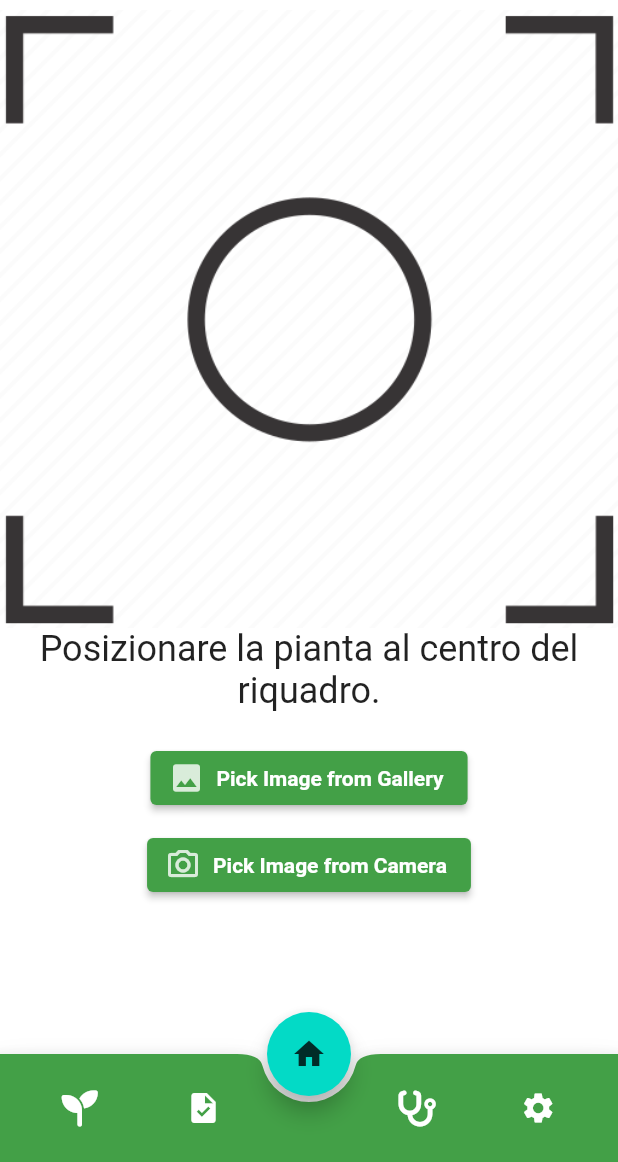
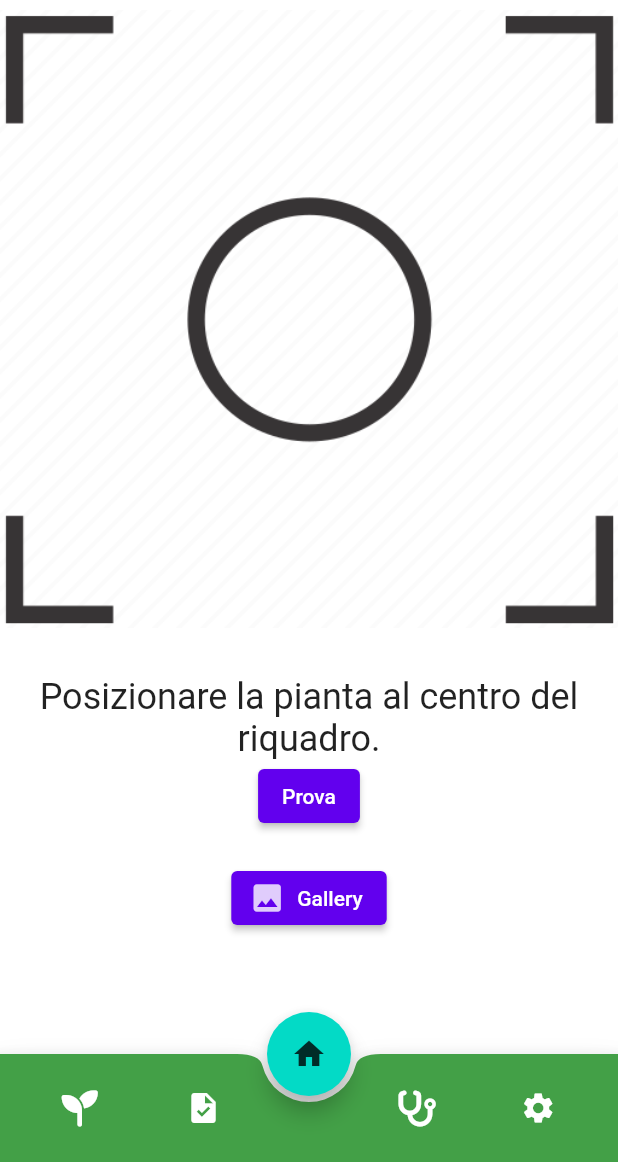
Before and after one commit to LucaR01/SmartGardeningApp, a Flutter app: the DiagnosisScreen screen opened by its route, on a phone screen of 412 x 824 dp, the part 74-1236 px from its top. Run offline on Flutter 3.47's test engine with Material 2 defaults, Android fonts, the phone set to English and light mode, and no system bars; our stand-ins replace flutter_local_notifications, flutter_spinkit, font_awesome_flutter, image_picker, shared_preferences and 1 more; missing offline and left inert: dart:ffi, oauth2_client, tflite; accounts and stored records are empty; generated files the repository leaves out were written again.

Commit message:
Update plant disease and diagnosis screen

```diff
--- a/prova/flutter_application_prova/lib/models/plant/plant_disease.dart
+++ b/prova/flutter_application_prova/lib/models/plant/plant_disease.dart
@@ -5,10 +5,7 @@ import 'package:flutter/material.dart';
 //TODO: rename in SickPlant?
 class PlantDisease {
   final String name; //TODO: should be a list in case there are more diseases.
-  final String description; //TODO: should be a list in case there are more diseases.
-  final String solutions; //TODO: should be a list in case there are more diseases.
-  final double diseaseAccuracy; //TODO: float o double //TODO: should be a list in case there are more diseases.
-  final String img; //TODO: forse non serve?
+  final double diseaseConfidence; //TODO: float o double //TODO: should be a list in case there are more diseases.
 
-  PlantDisease({required this.name, required this.description, required this.solutions, required this.diseaseAccuracy, required this.img});
+  PlantDisease({required this.name, required this.diseaseConfidence});
 }
--- a/prova/flutter_application_prova/lib/screens/diagnosis/diagnosis_screen.dart
+++ b/prova/flutter_application_prova/lib/screens/diagnosis/diagnosis_screen.dart
@@ -31,7 +31,7 @@ class _DiagnosisScreenState extends State<DiagnosisScreen> {
   List _outputs = [];
   bool _loading = false;
 
-  late PlantDisease plantDisease;
+  PlantDisease? plantDisease; //TODO: prima era late PlantDisease plantDisease;
 
   @override
   void initState() {
@@ -68,8 +68,8 @@ class _DiagnosisScreenState extends State<DiagnosisScreen> {
 
   _loadModel() async { //TODO: uncomment
     await Tflite.loadModel(
-      model: 'assets/plants/model_unquant.tflite', //TODO: cambiare modello
-      labels: 'assets/plants/labels.txt', //TODO: cambiare labels modello
+      model: 'assets/plants_diseases/model_unquant.tflite',
+      labels: 'assets/plants_diseases/labels.txt',
     );
   }
 
@@ -106,8 +106,8 @@ class _DiagnosisScreenState extends State<DiagnosisScreen> {
 
     });
 
-    plantDisease = PlantDisease(name: output![0]["label"].toString().substring(2), description: '', solutions: '', diseaseAccuracy: output[0]["confidence"], img: ''); //TODO:
-    Utils.navigateToPage(context: context, page: Pages.diagnosisScanResult, plantDisease: plantDisease);
+    plantDisease = PlantDisease(name: output![0]["label"].toString().substring(2), diseaseConfidence: output[0]["confidence"]); //TODO: remove img parameter
+    //Utils.navigateToPage(context: context, page: Pages.diagnosisScanResult, plantDisease: plantDisease); //TODO: remove
   }
 
   @override
@@ -123,22 +123,22 @@ class _DiagnosisScreenState extends State<DiagnosisScreen> {
         child: Center(
           child: Column(
             children: [
-              const Image(
-                image: AssetImage(
-                    "assets/images/camera-focus-frame-objective-photo.png"),
-                //width: 256, //TODO: remove?
-              ),
+              image != null ? Image.file(image!) : const Image(image: AssetImage("assets/images/camera-focus-frame-objective-photo.png")),
+              Text(plantDisease == null ? '' : 'Disease: ${plantDisease!.name}'), //TODO: plantDisease.name.isEmpty ? //TODO: usare localization
+              Text(plantDisease == null ? '' : 'Confidence: ${(plantDisease!.diseaseConfidence * 100.0).toString()}%'), //TODO: plantDisease.diseaseAccuracy.isNaN //TODO: usare localization
               Text(
-                'Posizionare la pianta al centro del riquadro.', //TODO: remove text $text //TODO: usare Localizations
+                plantDisease == null ? 'Posizionare la pianta al centro del riquadro.' : '', //TODO: remove text $text //TODO: usare Localizations
                 textAlign: TextAlign.center,
                 style: TextStyle(
                   fontSize: 24,
                 ),
               ),
+              ElevatedButton(child: Text("Prova"), onPressed: () => { plantDisease = PlantDisease(name: 'Common Corn Rust', diseaseConfidence: 98.7) }), //TODO: remove just for testing
               const SizedBox(height: 20),
-              _buildButton(label: AppLocalizations.of(context).pick_image_from_gallery, icon: Icons.image, onPressed: () => pickImage(ImageSource.gallery)),
+              //_buildButton(label: AppLocalizations.of(context).pick_image_from_gallery, icon: Icons.image, onPressed: () => pickImage(ImageSource.gallery) ), //TODO: fix
+              ElevatedButton.icon(onPressed: () => pickImage(ImageSource.gallery), icon: const Icon(Icons.image), label: Text('Gallery')), //TODO:
               const SizedBox(height: 10),
-              _buildButton(label: AppLocalizations.of(context).pick_image_from_camera, icon: Icons.camera_alt_outlined, onPressed: () => pickImage(ImageSource.camera)),
+              //_buildButton(label: AppLocalizations.of(context).pick_image_from_camera, icon: Icons.camera_alt_outlined, onPressed: () => pickImage(ImageSource.camera)), //TODO: fix
             ],
           ),
         ),
@@ -146,7 +146,7 @@ class _DiagnosisScreenState extends State<DiagnosisScreen> {
     );
   }
 
-  Widget _buildButton({
+  ElevatedButton _buildButton({
     required String label,
     required IconData icon,
     required VoidCallback? onPressed,
```
